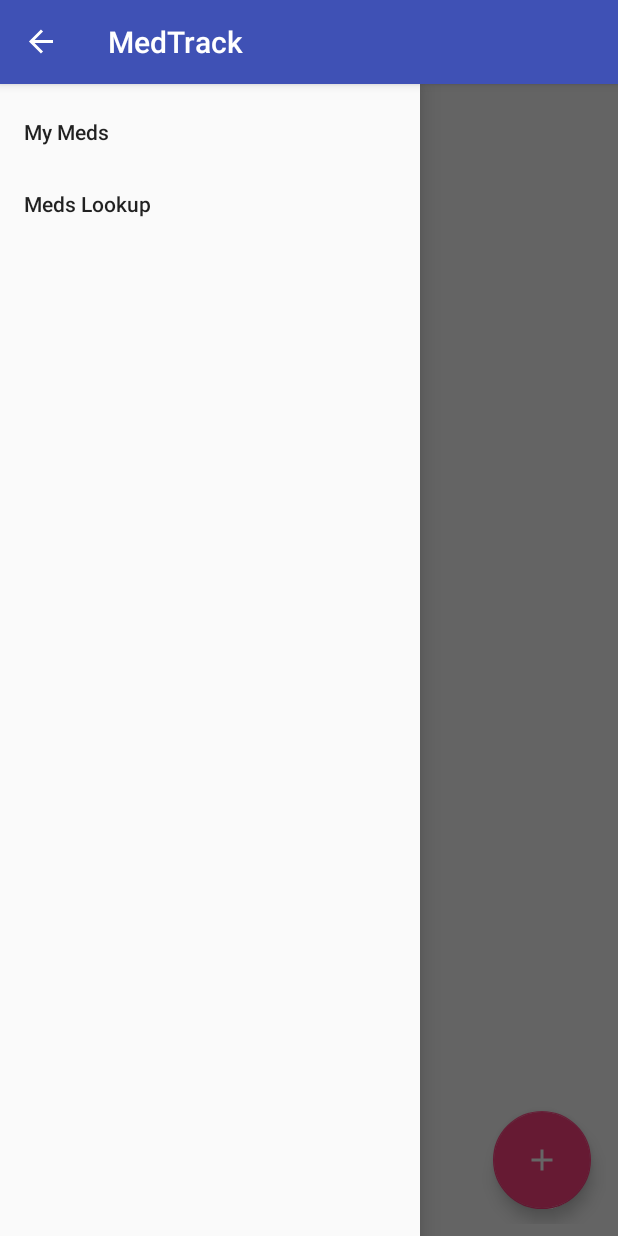
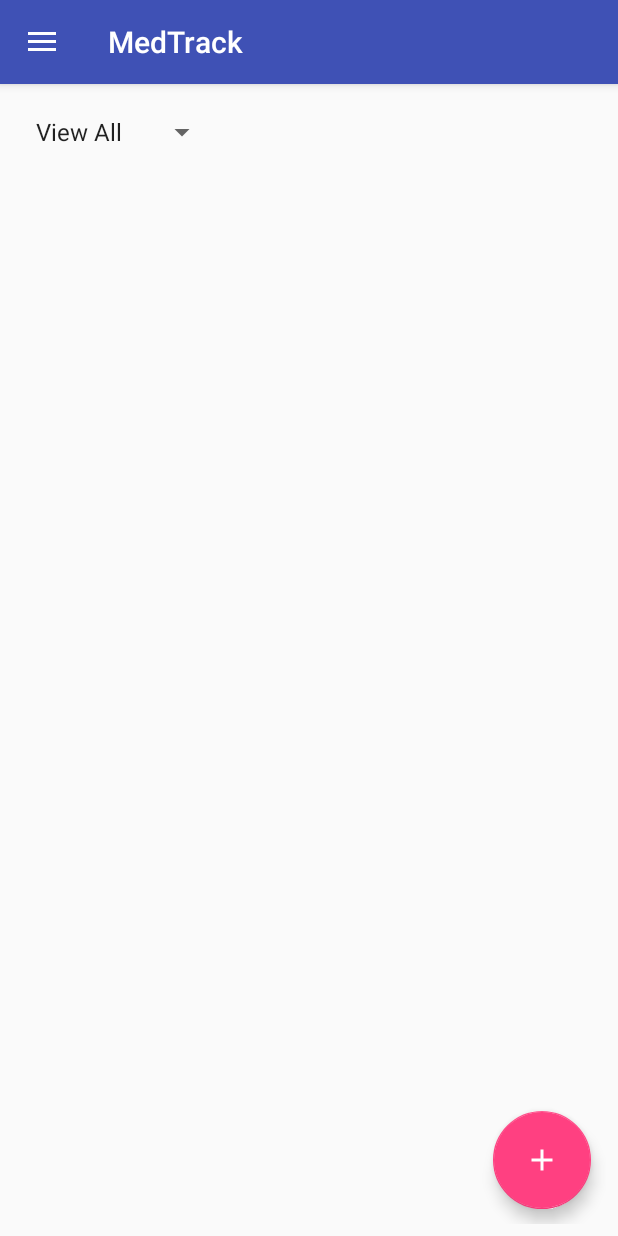
Before and after one commit to NameerRehman/MedTrack, an Android app: the screen it shows after launch (MainActivity), after a tap on "My Meds", on a phone screen of 412 x 824 dp. Run offline under Robolectric (Android 15) with nearby library versions, the phone set to English and light mode, and no system bars; our stand-ins replace Room's generated code; libraries missing offline, so code that uses them is left out: android.arch.persistence; 2 other taps on this screen came first.

Commit message:
Partially Working Navigation drawer

```diff
--- /dev/null
+++ b/app/src/main/java/com/example/nameer/medtrack/CalendarFragment.java
@@ -0,0 +1,23 @@
+package com.example.nameer.medtrack;
+
+import android.os.Bundle;
+import android.support.annotation.NonNull;
+import android.support.annotation.Nullable;
+import android.support.v4.app.Fragment;
+import android.view.LayoutInflater;
+import android.view.View;
+import android.view.ViewGroup;
+
+public class CalendarFragment extends Fragment {
+    @Nullable
+    @Override
+    public View onCreateView(@NonNull LayoutInflater inflater, @Nullable ViewGroup container, @Nullable Bundle savedInstanceState) {
+        return inflater.inflate(R.layout.fragment_calendar, container, false);
+    }
+
+    //since fragment is not an Activity, this method Override substitutes the onCreate method of an Activity
+    @Override
+    public void onViewCreated(@NonNull View view, @Nullable Bundle savedInstanceState) {
+        super.onViewCreated(view, savedInstanceState);
+    }
+}
--- a/app/src/main/java/com/example/nameer/medtrack/MainActivity.java
+++ b/app/src/main/java/com/example/nameer/medtrack/MainActivity.java
@@ -1,6 +1,7 @@
 package com.example.nameer.medtrack;
 
 import android.app.Activity;
+import android.app.FragmentTransaction;
 import android.arch.lifecycle.Observer;
 import android.arch.lifecycle.ViewModelProviders;
 import android.arch.persistence.room.Room;
@@ -8,18 +9,24 @@ import android.content.Context;
 import android.content.Intent;
 import android.support.annotation.NonNull;
 import android.support.annotation.Nullable;
+import android.support.design.widget.NavigationView;
+import android.support.v4.app.Fragment;
+import android.support.v4.app.FragmentManager;
+import android.support.v4.view.GravityCompat;
 import android.support.v4.widget.DrawerLayout;
 import android.support.v7.app.ActionBarDrawerToggle;
 import android.support.v7.app.AppCompatActivity;
 import android.os.Bundle;
 import android.support.v7.widget.LinearLayoutManager;
 import android.support.v7.widget.RecyclerView;
+import android.util.Log;
 import android.view.MenuItem;
 import android.view.View;
 import android.support.design.widget.FloatingActionButton;
 import android.widget.Adapter;
 import android.widget.AdapterView;
 import android.widget.ArrayAdapter;
+import android.widget.FrameLayout;
 import android.widget.Spinner;
 import android.widget.TextView;
 import android.widget.Toast;
@@ -29,7 +36,7 @@ import android.widget.ArrayAdapter;
 import android.widget.AdapterView.OnItemSelectedListener;
 
 
-public class MainActivity extends AppCompatActivity implements AdapterView.OnItemSelectedListener{
+public class MainActivity extends AppCompatActivity implements AdapterView.OnItemSelectedListener,NavigationView.OnNavigationItemSelectedListener{
     private RecyclerView recyclerView;
 
     FloatingActionButton add;
@@ -83,8 +90,38 @@ public class MainActivity extends AppCompatActivity implements AdapterView.OnIte
         drawerLayout.addDrawerListener(toggle);
         toggle.syncState();
         getSupportActionBar().setDisplayHomeAsUpEnabled(true);
+
+        NavigationView navigationView = (NavigationView) findViewById(R.id.nav_view);
+        navigationView.bringToFront();
+        navigationView.setNavigationItemSelectedListener(this);
+
     }
 
+    @Override
+    public boolean onNavigationItemSelected(@NonNull MenuItem item) {
+        Fragment fragment = null;
+        if(item.getItemId()==R.id.nav_meds){
+            fragment = new CalendarFragment ();
+            }
+        if (fragment!=null){
+            FragmentManager fragmentManager = getSupportFragmentManager();
+            android.support.v4.app.FragmentTransaction ft = fragmentManager.beginTransaction();
+            ft.replace(R.id.fragment_container, fragment);
+            ft.commit();
+        }
+        DrawerLayout drawerLayout = findViewById(R.id.drawerLayout);
+        drawerLayout.closeDrawer(GravityCompat.START);
+        return true;
+    }
+
+    @Override
+    public void onBackPressed() {
+        if(drawerLayout.isDrawerOpen(GravityCompat.START)){
+            drawerLayout.closeDrawer(GravityCompat.START);
+        }else{
+            super.onBackPressed();
+        }
+    }
 
     public void onActivityResult(int requestCode, int resultCode, Intent i){
         super.onActivityResult(requestCode, resultCode, i);
--- a/app/src/main/res/layout/activity_main.xml
+++ b/app/src/main/res/layout/activity_main.xml
@@ -6,7 +6,7 @@
     android:layout_height="match_parent"
     tools:context=".MainActivity"
     android:id="@+id/drawerLayout"
-
+    tools:openDrawer="start"
     >
 
 
@@ -61,9 +61,12 @@
             android:layout_height="match_parent"
             android:layout_width="wrap_content"
             app:menu="@menu/navigation_menu"
-            android:layout_gravity="start">
+            android:layout_gravity="start"
+            android:id="@+id/nav_view">
     </android.support.design.widget.NavigationView>
 
-
-
+    <FrameLayout
+        android:layout_width="match_parent"
+        android:layout_height="match_parent"
+        android:id="@+id/fragment_container"></FrameLayout>
 </android.support.v4.widget.DrawerLayout>
--- /dev/null
+++ b/app/src/main/res/layout/fragment_calendar.xml
@@ -0,0 +1,6 @@
+<?xml version="1.0" encoding="utf-8"?>
+<RelativeLayout
+    xmlns:android="http://schemas.android.com/apk/res/android" android:layout_width="match_parent"
+    android:layout_height="match_parent">
+
+</RelativeLayout>
--- a/app/src/main/res/menu/navigation_menu.xml
+++ b/app/src/main/res/menu/navigation_menu.xml
@@ -1,10 +1,13 @@
 <?xml version="1.0" encoding="utf-8"?>
-<menu xmlns:android="http://schemas.android.com/apk/res/android">
-
-    <item android:id="@+id/nav_meds"
-        android:title="My Meds"/>
-
-    <item android:id="@+id/nav_lookup"
-        android:title="Meds Lookup"/>
-
+<menu xmlns:android="http://schemas.android.com/apk/res/android"
+    xmlns:tools="http://schemas.android.com/tools">
+    <group android:checkableBehavior="single"
+        tools:showIn='navigation_view'>
+        <item
+            android:id="@+id/nav_meds"
+            android:title="My Meds" />
+        <item
+            android:id="@+id/nav_calendar"
+            android:title="Calendar" />
+    </group>
 </menu>
--- a/app/src/main/res/values/styles.xml
+++ b/app/src/main/res/values/styles.xml
@@ -8,4 +8,8 @@
         <item name="colorAccent">@color/colorAccent</item>
     </style>
 
+    <style name="AppTheme.NoActionBar">
+        <item name="windowActionBar">false</item>
+        <item name="windowNoTitle">true</item>
+    </style>
 </resources>
```
